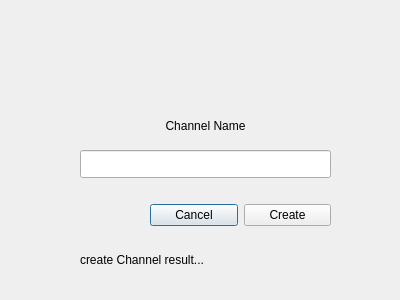
The window that createchannelpage.ui (borhanem/Messenger_Void_13) describes before a commit, drawn with Qt 5.
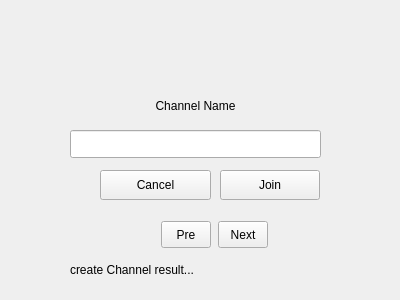
The same window after the commit.

Commit message: minor change in api.cpp + Joinchannel Option added

The edit to the form file:
```diff
--- a/createchannelpage.ui
+++ b/createchannelpage.ui
@@ -16,8 +16,8 @@
   <widget class="QLabel" name="channelname_lbl">
    <property name="geometry">
     <rect>
-     <x>80</x>
-     <y>110</y>
+     <x>70</x>
+     <y>90</y>
      <width>251</width>
      <height>31</height>
     </rect>
@@ -35,8 +35,8 @@
   <widget class="QLineEdit" name="channelname_led">
    <property name="geometry">
     <rect>
-     <x>80</x>
-     <y>150</y>
+     <x>70</x>
+     <y>130</y>
      <width>251</width>
      <height>28</height>
     </rect>
@@ -45,8 +45,8 @@
   <widget class="QLabel" name="result_lbl">
    <property name="geometry">
     <rect>
-     <x>80</x>
-     <y>250</y>
+     <x>70</x>
+     <y>260</y>
      <width>231</width>
      <height>20</height>
     </rect>
@@ -55,31 +55,123 @@
     <string>create Channel result...</string>
    </property>
   </widget>
-  <widget class="QWidget" name="">
+  <widget class="QStackedWidget" name="stackedWidget">
    <property name="geometry">
     <rect>
-     <x>150</x>
-     <y>200</y>
-     <width>181</width>
-     <height>31</height>
+     <x>220</x>
+     <y>160</y>
+     <width>100</width>
+     <height>51</height>
     </rect>
    </property>
-   <layout class="QHBoxLayout" name="horizontalLayout">
-    <item>
-     <widget class="QPushButton" name="cancel_pbn">
-      <property name="text">
-       <string>Cancel</string>
-      </property>
-     </widget>
-    </item>
-    <item>
-     <widget class="QPushButton" name="createchannel_pbn">
-      <property name="text">
-       <string>Create</string>
-      </property>
-     </widget>
-    </item>
-   </layout>
+   <property name="minimumSize">
+    <size>
+     <width>100</width>
+     <height>30</height>
+    </size>
+   </property>
+   <property name="currentIndex">
+    <number>1</number>
+   </property>
+   <widget class="QWidget" name="page">
+    <widget class="QPushButton" name="createchannel_pbn">
+     <property name="geometry">
+      <rect>
+       <x>0</x>
+       <y>10</y>
+       <width>100</width>
+       <height>30</height>
+      </rect>
+     </property>
+     <property name="minimumSize">
+      <size>
+       <width>100</width>
+       <height>30</height>
+      </size>
+     </property>
+     <property name="text">
+      <string>Create</string>
+     </property>
+    </widget>
+   </widget>
+   <widget class="QWidget" name="page_2">
+    <widget class="QPushButton" name="joinchannel_pbn">
+     <property name="geometry">
+      <rect>
+       <x>0</x>
+       <y>10</y>
+       <width>100</width>
+       <height>30</height>
+      </rect>
+     </property>
+     <property name="minimumSize">
+      <size>
+       <width>100</width>
+       <height>30</height>
+      </size>
+     </property>
+     <property name="text">
+      <string>Join</string>
+     </property>
+    </widget>
+   </widget>
+  </widget>
+  <widget class="QPushButton" name="cancel_pbn">
+   <property name="geometry">
+    <rect>
+     <x>100</x>
+     <y>170</y>
+     <width>111</width>
+     <height>30</height>
+    </rect>
+   </property>
+   <property name="minimumSize">
+    <size>
+     <width>100</width>
+     <height>30</height>
+    </size>
+   </property>
+   <property name="text">
+    <string>Cancel</string>
+   </property>
+  </widget>
+  <widget class="QToolButton" name="tojoin_tbn">
+   <property name="geometry">
+    <rect>
+     <x>218</x>
+     <y>221</y>
+     <width>50</width>
+     <height>27</height>
+    </rect>
+   </property>
+   <property name="minimumSize">
+    <size>
+     <width>50</width>
+     <height>0</height>
+    </size>
+   </property>
+   <property name="text">
+    <string>Next</string>
+   </property>
+  </widget>
+  <widget class="QToolButton" name="tocreate_tbn">
+   <property name="geometry">
+    <rect>
+     <x>161</x>
+     <y>221</y>
+     <width>50</width>
+     <height>27</height>
+    </rect>
+   </property>
+   <property name="minimumSize">
+    <size>
+     <width>50</width>
+     <height>0</height>
+    </size>
+   </property>
+   <property name="text">
+    <string>Pre</string>
+   </property>
   </widget>
  </widget>
  <resources/>
```
The commit also changes 3 other files.
